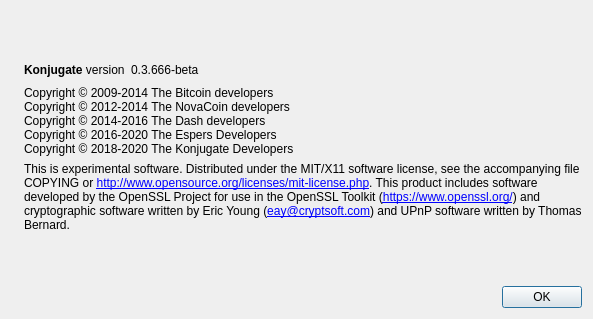
Old version of the form src/qt/forms/aboutdialog.ui in the repository SaltineChips/Konjungate.
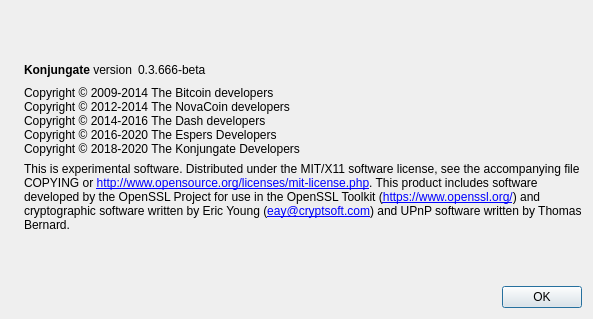
New version of the form. Icons and pictures are not drawn.

```diff
--- a/src/qt/forms/aboutdialog.ui
+++ b/src/qt/forms/aboutdialog.ui
@@ -53,7 +53,7 @@
           <cursorShape>IBeamCursor</cursorShape>
          </property>
          <property name="text">
-          <string>&lt;b&gt;Konjugate&lt;/b&gt; version</string>
+          <string>&lt;b&gt;Konjungate&lt;/b&gt; version</string>
          </property>
          <property name="textInteractionFlags">
           <set>Qt::LinksAccessibleByMouse|Qt::TextSelectableByKeyboard|Qt::TextSelectableByMouse</set>
@@ -98,7 +98,7 @@
 Copyright © 2012-2014 The NovaCoin developers
 Copyright © 2014-2016 The Dash developers
 Copyright © 2016-2020 The Espers Developers
-Copyright © 2018-2020 The Konjugate Developers</string>
+Copyright © 2018-2020 The Konjungate Developers</string>
        </property>
        <property name="textInteractionFlags">
         <set>Qt::LinksAccessibleByMouse|Qt::TextSelectableByKeyboard|Qt::TextSelectableByMouse</set>
```
Left out of the diff: 2 changed lines with no effect on the pictures.
